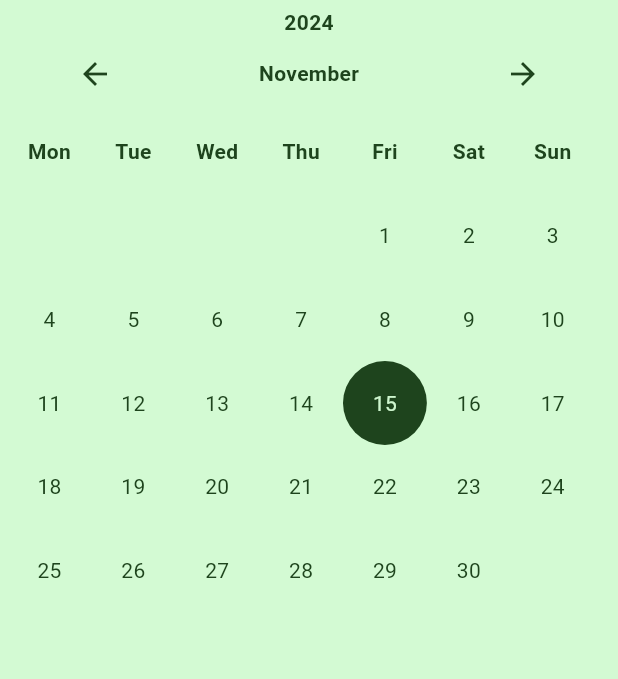
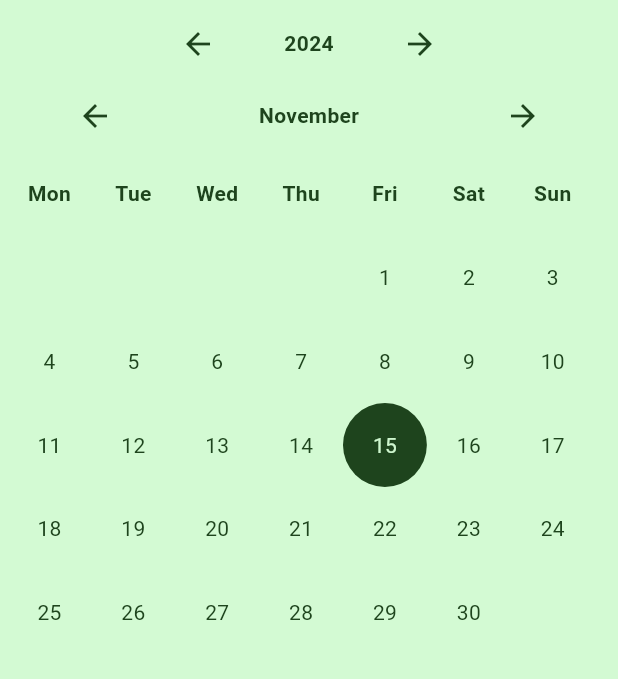
Before and after one commit to Dizastes/mobile, a Flutter app: the screen it shows after launch, on a phone screen of 412 x 824 dp, the part 84-763 px from its top. Run offline on Flutter 3.47's test engine with Material 3 defaults, Android fonts, the phone set to English and light mode, and no system bars; our stand-ins replace font_awesome_flutter, hive_flutter, math_expressions; accounts and stored records are empty.

Commit message:
year arrow

```diff
--- a/calendar/lib/main.dart
+++ b/calendar/lib/main.dart
@@ -147,13 +147,41 @@ class _CalendarState extends State<Calendar> {
             Row(
               mainAxisAlignment: MainAxisAlignment.center,
               children: [
-                Text(
-                  selectedDate.year.toString(),
-                  style: TextStyle(
-                      fontWeight: FontWeight.bold,
-                      color: Color.fromARGB(250, 26, 64, 25)),
-                )
+                // Text(
+                //   selectedDate.year.toString(),
+                //   style: TextStyle(
+                //       fontWeight: FontWeight.bold,
+                //       color: Color.fromARGB(250, 26, 64, 25)),
+                // ),
+                IconButton(
+                    onPressed: () {
+                      setState(() {
+                        selectedDate =
+                            DateTime(selectedDate.year-1);
+                      });
+                    },
+                    icon: Icon(Icons.arrow_back,
+                        color: Color.fromARGB(250, 26, 64, 25))),
+                SizedBox(
+                    width: 100,
+                    child: Center(
+                      child: Text(
+                          style: TextStyle(
+                              fontWeight: FontWeight.bold,
+                              color: Color.fromARGB(250, 26, 64, 25)),
+                          selectedDate.year.toString(),),
+                    )),
+                IconButton(
+                    onPressed: () {
+                      setState(() {
+                        selectedDate =
+                            DateTime(selectedDate.year+1);
+                      });
+                    },
+                    icon: Icon(Icons.arrow_forward,
+                        color: Color.fromARGB(250, 26, 64, 25))),
               ],
+
             ),
             Row(
               mainAxisAlignment: MainAxisAlignment.spaceAround,
```
